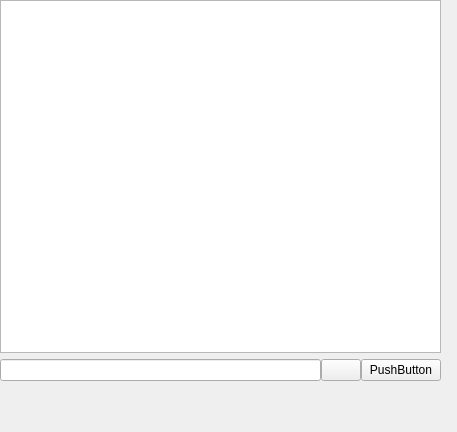
Qt form entername2/client.ui (Parsa20231401/FAZE1.0) before a commit.
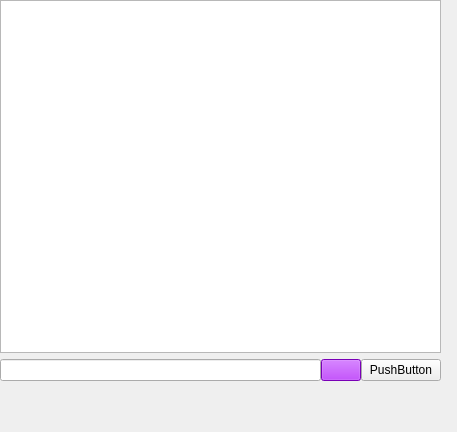
The same form after that commit. Icons and pictures are not drawn.

What changed in the file:
```diff
--- a/entername2/client.ui
+++ b/entername2/client.ui
@@ -45,7 +45,8 @@
        <item>
         <widget class="QPushButton" name="pushButton_sendAttachment">
          <property name="styleSheet">
-          <string notr="true">image: url(:/new/prefix1/images/attachment.png);</string>
+          <string notr="true">image: url(:/new/prefix1/images/attachment.png);
+background-color: rgb(170, 0, 255);</string>
          </property>
          <property name="text">
           <string/>
```
